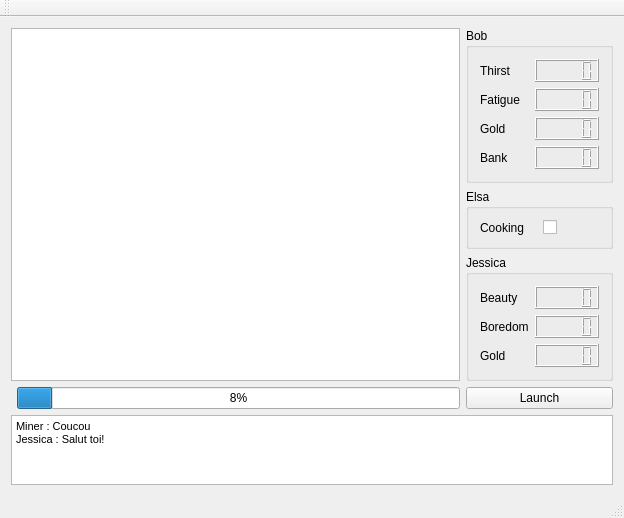
Old version of the form InterfaceElo/mainwindow.ui in the repository paulbaudy/IA2016.
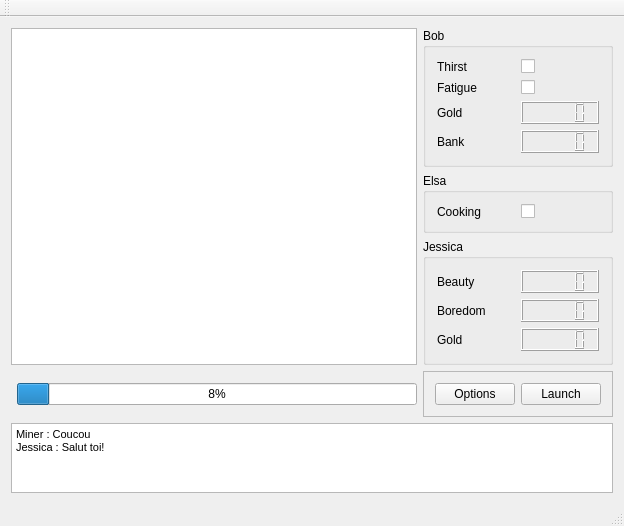
New version of the form.

Diff of the .ui file:
```diff
--- a/InterfaceElo/mainwindow.ui
+++ b/InterfaceElo/mainwindow.ui
@@ -1,7 +1,7 @@
 <?xml version="1.0" encoding="UTF-8"?>
 <ui version="4.0">
- <class>MinerLife</class>
- <widget class="QMainWindow" name="MinerLife">
+ <class>MainWindow</class>
+ <widget class="QMainWindow" name="MainWindow">
   <property name="geometry">
    <rect>
     <x>0</x>
@@ -11,7 +11,7 @@
    </rect>
   </property>
   <property name="windowTitle">
-   <string>MainWindow</string>
+   <string>Miner in the west</string>
   </property>
   <widget class="QWidget" name="centralWidget">
    <layout class="QGridLayout" name="gridLayout">
@@ -22,7 +22,7 @@
       </property>
       <layout class="QGridLayout" name="gridLayout_3">
        <item row="0" column="1">
-        <widget class="QCheckBox" name="checkBox">
+        <widget class="QCheckBox" name="checkBoxCook">
          <property name="text">
           <string/>
          </property>
@@ -38,23 +38,6 @@
       </layout>
      </widget>
     </item>
-    <item row="3" column="3">
-     <widget class="QPushButton" name="pushButton">
-      <property name="text">
-       <string>Launch</string>
-      </property>
-     </widget>
-    </item>
-    <item row="3" column="2">
-     <widget class="QProgressBar" name="progressBar">
-      <property name="value">
-       <number>8</number>
-      </property>
-      <property name="invertedAppearance">
-       <bool>false</bool>
-      </property>
-     </widget>
-    </item>
     <item row="0" column="3">
      <widget class="QGroupBox" name="groupBox">
       <property name="title">
@@ -82,14 +65,8 @@
          </property>
         </widget>
        </item>
-       <item row="1" column="1">
-        <widget class="QLCDNumber" name="lcdNumber_2"/>
-       </item>
-       <item row="2" column="1">
-        <widget class="QLCDNumber" name="lcdNumber_3"/>
-       </item>
        <item row="3" column="1">
-        <widget class="QLCDNumber" name="lcdNumber"/>
+        <widget class="QLCDNumber" name="lcdGold"/>
        </item>
        <item row="4" column="0">
         <widget class="QLabel" name="label_6">
@@ -99,19 +76,31 @@
         </widget>
        </item>
        <item row="4" column="1">
-        <widget class="QLCDNumber" name="lcdNumber_4"/>
+        <widget class="QLCDNumber" name="lcdBank"/>
+       </item>
+       <item row="1" column="1">
+        <widget class="QCheckBox" name="checkBoxThirst">
+         <property name="text">
+          <string/>
+         </property>
+        </widget>
+       </item>
+       <item row="2" column="1">
+        <widget class="QCheckBox" name="checkBoxFatigue">
+         <property name="text">
+          <string/>
+         </property>
+        </widget>
        </item>
       </layout>
-      <zorder>textBrowser</zorder>
-      <zorder>textBrowser</zorder>
       <zorder>label_3</zorder>
       <zorder>label_2</zorder>
-      <zorder>lcdNumber_2</zorder>
-      <zorder>lcdNumber_3</zorder>
       <zorder>label</zorder>
-      <zorder>lcdNumber</zorder>
+      <zorder>lcdGold</zorder>
       <zorder>label_6</zorder>
-      <zorder>lcdNumber_4</zorder>
+      <zorder>lcdBank</zorder>
+      <zorder>checkBoxThirst</zorder>
+      <zorder>checkBoxFatigue</zorder>
      </widget>
     </item>
     <item row="2" column="3">
@@ -121,7 +110,7 @@
       </property>
       <layout class="QGridLayout" name="gridLayout_4">
        <item row="0" column="1">
-        <widget class="QLCDNumber" name="lcdNumber_7"/>
+        <widget class="QLCDNumber" name="lcdBeauty"/>
        </item>
        <item row="0" column="0">
         <widget class="QLabel" name="label_8">
@@ -138,7 +127,7 @@
         </widget>
        </item>
        <item row="2" column="1">
-        <widget class="QLCDNumber" name="lcdNumber_5"/>
+        <widget class="QLCDNumber" name="lcdGoldJess"/>
        </item>
        <item row="2" column="0">
         <widget class="QLabel" name="label_5">
@@ -148,11 +137,21 @@
         </widget>
        </item>
        <item row="1" column="1">
-        <widget class="QLCDNumber" name="lcdNumber_6"/>
+        <widget class="QLCDNumber" name="lcdBoredom"/>
        </item>
       </layout>
      </widget>
     </item>
+    <item row="3" column="2">
+     <widget class="QProgressBar" name="progressBar">
+      <property name="value">
+       <number>8</number>
+      </property>
+      <property name="invertedAppearance">
+       <bool>false</bool>
+      </property>
+     </widget>
+    </item>
     <item row="0" column="1" rowspan="3" colspan="2">
      <widget class="QGraphicsView" name="graphicsView">
       <property name="cursor" stdset="0">
@@ -175,6 +174,32 @@
       </property>
      </widget>
     </item>
+    <item row="3" column="3">
+     <widget class="QFrame" name="frame">
+      <property name="frameShape">
+       <enum>QFrame::StyledPanel</enum>
+      </property>
+      <property name="frameShadow">
+       <enum>QFrame::Raised</enum>
+      </property>
+      <layout class="QHBoxLayout" name="horizontalLayout">
+       <item>
+        <widget class="QPushButton" name="pushButton_2">
+         <property name="text">
+          <string>Options</string>
+         </property>
+        </widget>
+       </item>
+       <item>
+        <widget class="QPushButton" name="pushButton">
+         <property name="text">
+          <string>Launch</string>
+         </property>
+        </widget>
+       </item>
+      </layout>
+     </widget>
+    </item>
    </layout>
   </widget>
   <widget class="QMenuBar" name="menuBar">
```
